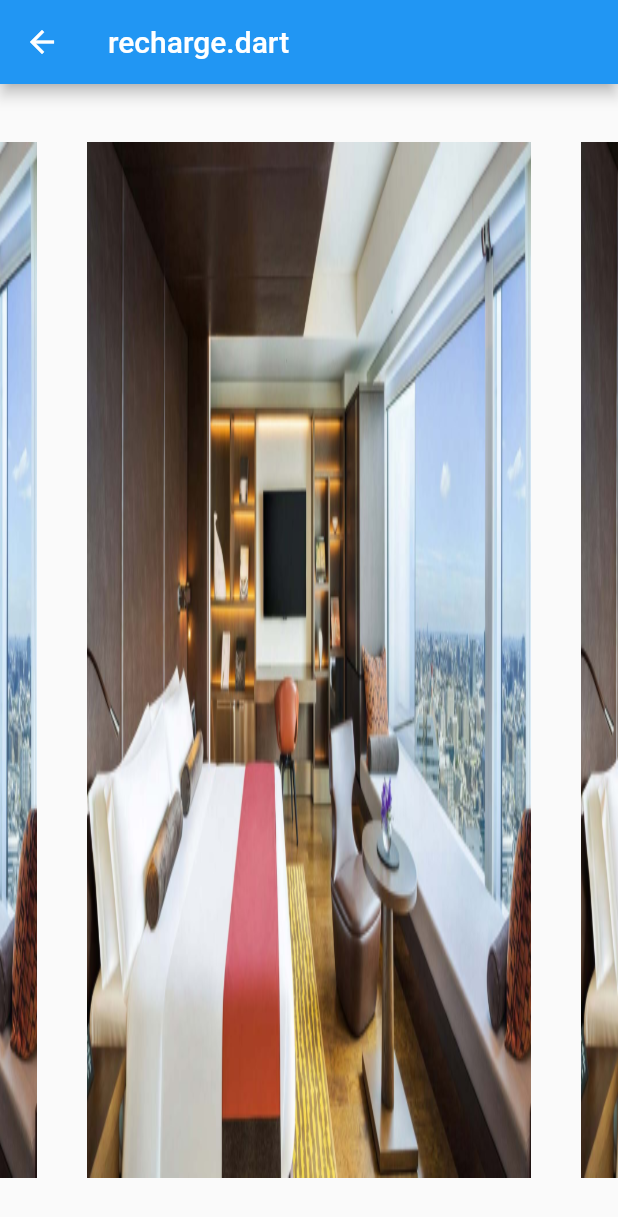
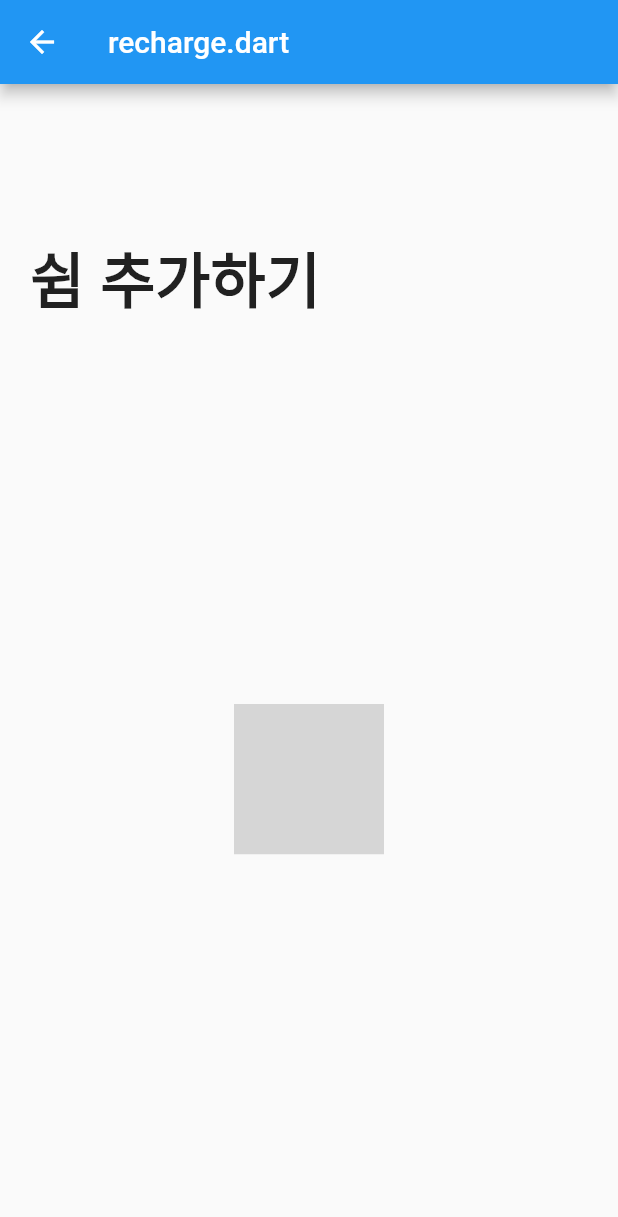
Before and after one commit to yujin9747/Schedule_management, a Flutter app: the screen it shows after launch, swiped to page 2, on a phone screen of 412 x 824 dp. Shown: the top 1217 px of the screen. Run offline on Flutter 3.47's test engine with Material 2 defaults, Android fonts, the phone set to English and light mode, and no system bars; drawn by our look-alikes of card_swiper; our stand-ins replace lottie; grey boxes are pictures that could not be loaded.

Commit message:
Recharge.dart : 3개 항목으로 테스트

```diff
--- a/lib/Recharge.dart
+++ b/lib/Recharge.dart
@@ -1,5 +1,6 @@
 import 'package:card_swiper/card_swiper.dart';
 import 'package:flutter/material.dart';
+import 'package:lottie/lottie.dart';
 
 class Recharge extends StatefulWidget{
   @override
@@ -13,46 +14,40 @@ class _RechargeState extends State<Recharge>{
   Widget build(BuildContext context) {
     return Scaffold(
       appBar: AppBar(title:Text('recharge.dart')),
-      body: Swiper(
-        itemBuilder: (BuildContext context, int index) {
-          return Image.asset(
-            "assets/hotel-prince.jpg",
-            fit: BoxFit.fill,
-          );
-        },
-        itemCount: 10,
-        viewportFraction: 0.8,
-        scale: 0.9,
+      body: Column(
+        children: [
+          Container(height: 100,),
+          Row(
+            children: [
+              const SizedBox(width: 20,),
+              Text(
+                '쉼 추가하기',
+                style: TextStyle(
+                  fontSize: 40,
+                  fontWeight: FontWeight.bold,
+                ),
+              ),
+            ],
+          ),
+          Expanded(child: swipeCardBuilder()),
+        ],
       ),
-
-      // Column(
-      //   children: [
-      //     // Container(height: 100,),
-      //     // Row(
-      //     //   children: [
-      //     //     Text(
-      //     //       '쉼 일정 추가하기',
-      //     //       style: TextStyle(
-      //     //         fontSize: 40,
-      //     //         fontWeight: FontWeight.bold,
-      //     //       ),
-      //     //     ),
-      //     //   ],
-      //     // ),
-      //     Swiper(
-      //       itemBuilder: (BuildContext context, int index) {
-      //         return new Image.network(
-      //           "http://via.placeholder.com/288x188",
-      //           fit: BoxFit.fill,
-      //         );
-      //       },
-      //       itemCount: 10,
-      //       viewportFraction: 0.8,
-      //       scale: 0.9,
-      //     ),
-      //   ],
-      // ),
     );
   }
 
 }
+
+class swipeCardBuilder extends StatelessWidget{
+  @override
+  Widget build(BuildContext context) {
+    return Swiper(
+      itemCount:3,
+      itemBuilder: (BuildContext context, int index) {
+        return Lottie.asset('assets/rechargeCard$index.json');
+      },
+      viewportFraction: 0.8,
+      scale: 0.5,
+    );
+  }
+
+}
--- a/pubspec.yaml
+++ b/pubspec.yaml
@@ -33,6 +33,7 @@ dependencies:
     sdk: flutter
   card_swiper : ^2.0.1
   flutter_swiper : ^1.1.6
+  lottie: ^1.4.3
 
 
   # The following adds the Cupertino Icons font to your application.
@@ -64,6 +65,9 @@ flutter:
   # To add assets to your application, add an assets section, like this:
   assets:
     - assets/hotel-prince.jpg
+    - assets/rechargeCard0.json
+    - assets/rechargeCard1.json
+    - assets/rechargeCard2.json
 
   # An image asset can refer to one or more resolution-specific "variants", see
   # https://flutter.dev/assets-and-images/#resolution-aware
```
Also changed, not shown: pubspec.lock.
